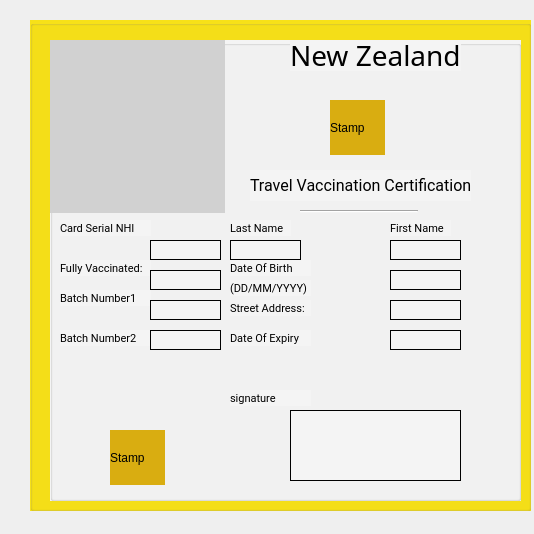
First picture: the form in userApp/covidpassportdialog.ui, repository KempCode/CS106CovidPassport, before the edit.
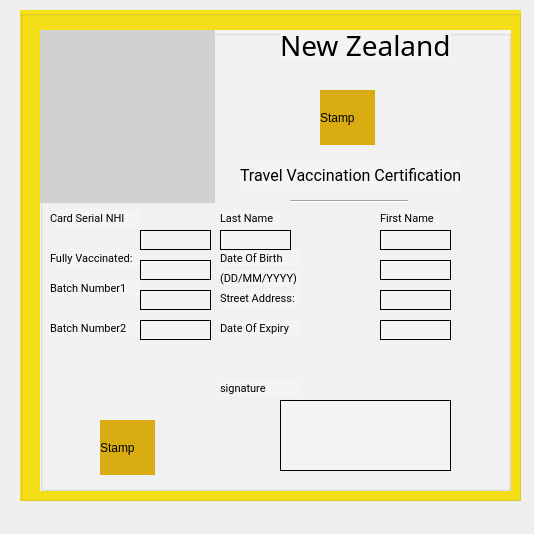
Second picture: the form after the edit.

Patch:
```diff
--- a/userApp/covidpassportdialog.ui
+++ b/userApp/covidpassportdialog.ui
@@ -16,8 +16,8 @@
   <widget class="QGroupBox" name="groupBox">
    <property name="geometry">
     <rect>
-     <x>30</x>
-     <y>20</y>
+     <x>20</x>
+     <y>10</y>
      <width>501</width>
      <height>491</height>
     </rect>
```
